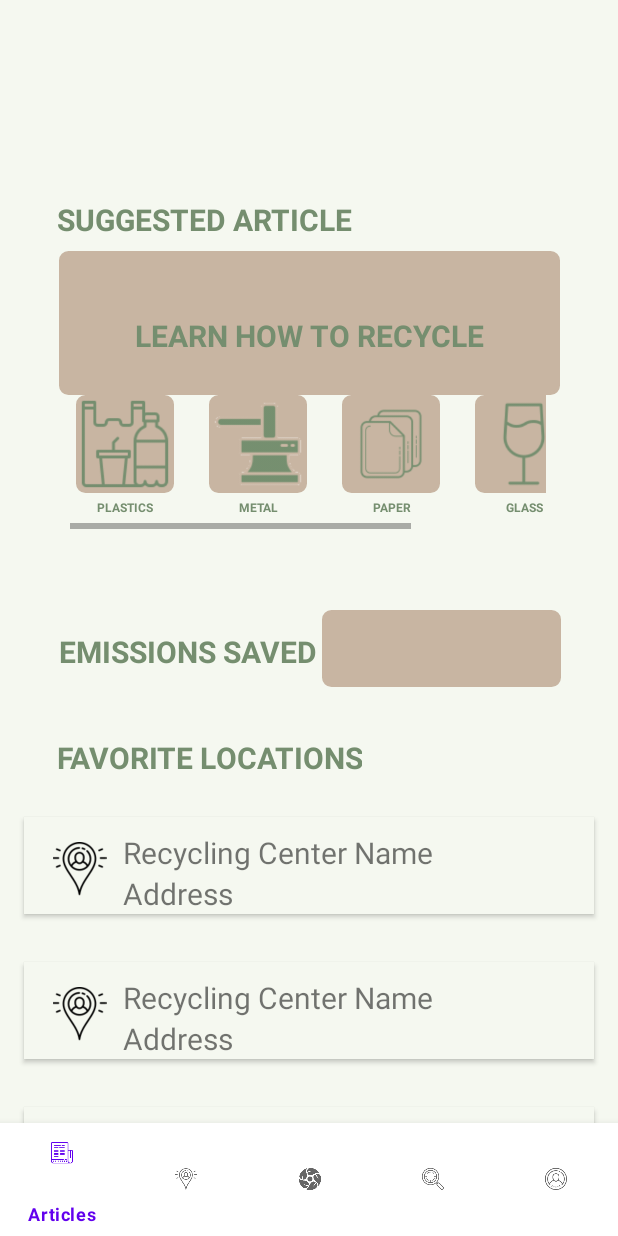
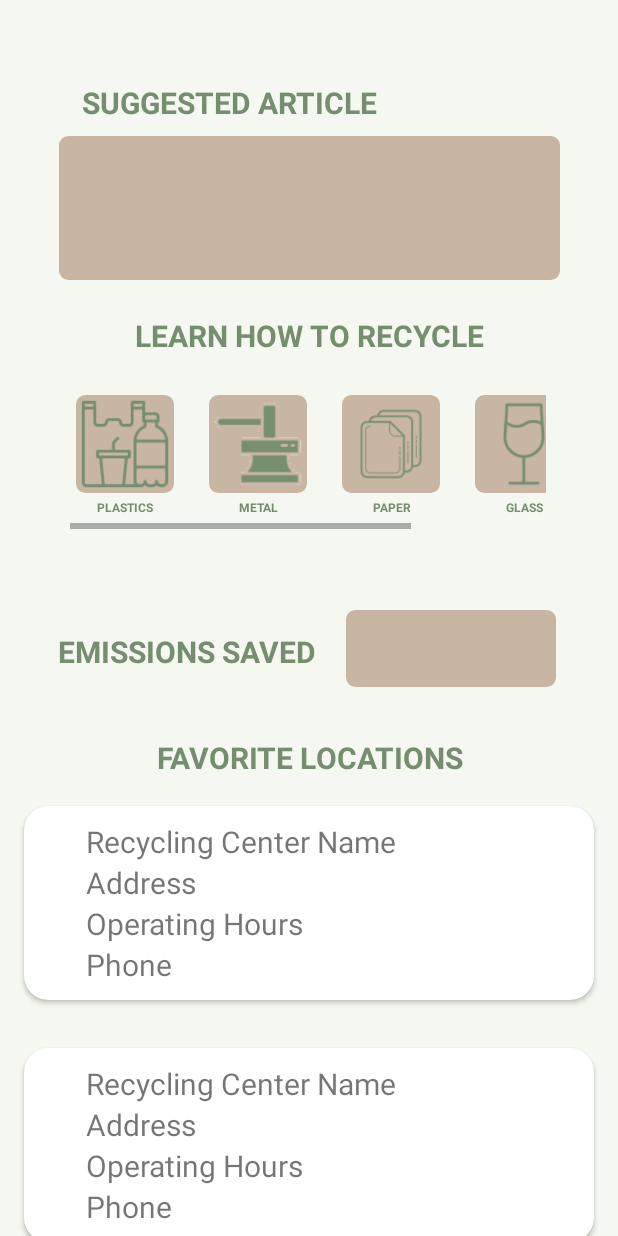
Before and after one commit to RedRito/CMPE133Project, an Android app: the layout fragment_homepage.xml on its own in the app's theme, with its tools: preview values and no code run, on a phone screen of 412 x 824 dp. Run offline under Robolectric (Android 15) with nearby library versions, the phone set to English and light mode, and no system bars.

Commit message:
removed binding

```diff
--- a/app/src/main/java/com/cmpe133/recycledex/HomeFragment.kt
+++ b/app/src/main/java/com/cmpe133/recycledex/HomeFragment.kt
@@ -4,6 +4,9 @@ import android.os.Bundle
 import android.view.LayoutInflater
 import android.view.View
 import android.view.ViewGroup
+import android.widget.ImageView
+import android.widget.TextView
+import androidx.cardview.widget.CardView
 import androidx.fragment.app.Fragment
 import androidx.recyclerview.widget.LinearLayoutManager
 import androidx.recyclerview.widget.RecyclerView
@@ -25,7 +28,7 @@ class HomeFragment : Fragment(R.layout.fragment_homepage) {
     private lateinit var auth: FirebaseAuth
     private lateinit var database: DatabaseReference
     private lateinit var favArrayList: ArrayList<Centers>
-    private lateinit var favoritecentersRecyclerView: RecyclerView
+    private lateinit var favcentersRecyclerView: RecyclerView
     private lateinit var bundle: Bundle
 
     private fun getUserFav(uid: String)
@@ -43,7 +46,7 @@ class HomeFragment : Fragment(R.layout.fragment_homepage) {
                         favArrayList.add(center!!)
                     }
                     val adapter = CentersFragmentAdapter(favArrayList)
-                    favoritecentersRecyclerView.adapter = adapter
+                    rcFavLocHome.adapter = adapter
                     adapter.setOnItemClickListener(object : CentersFragmentAdapter.onItemClickListener{
                         override fun onItemClick(position: Int) {
                             val rcname = favArrayList[position].name
@@ -83,8 +86,10 @@ class HomeFragment : Fragment(R.layout.fragment_homepage) {
         container: ViewGroup?,
         savedInstanceState: Bundle?
     ): View? {
-        val rootView: View = layoutInflater.inflate(R.layout.fragment_centers, container, false)
-        favoritecentersRecyclerView.layoutManager = LinearLayoutManager(context)
+        //val view = inflater!!.inflate(R.layout.fragment_profile, container, false)
+        val rootView: View = layoutInflater.inflate(R.layout.fragment_homepage, container, false)
+        favcentersRecyclerView = rootView.findViewById(R.id.rcFavLocHome)
+        favcentersRecyclerView.layoutManager = LinearLayoutManager(context)
         favArrayList = arrayListOf<Centers>()
         auth = FirebaseAuth.getInstance()
         bundle = Bundle()
@@ -96,43 +101,50 @@ class HomeFragment : Fragment(R.layout.fragment_homepage) {
 
         }
         //MUST USE onClicks in onCreateView, otherwise it will register as NULL after the onCreate!!
-        //
+
+        var learnto1: ImageView = rootView.findViewById(R.id.learnto1)
         learnto1.setOnClickListener {
             val transaction = requireActivity().supportFragmentManager.beginTransaction()
             transaction.replace(R.id.learnto1, PlasticsPageFragment())
             transaction.disallowAddToBackStack()
             transaction.commit()
         }
+        var learnto2: ImageView = rootView.findViewById(R.id.learnto2)
         learnto2.setOnClickListener {
             val transaction = requireActivity().supportFragmentManager.beginTransaction()
             transaction.replace(R.id.learnto2, MetalsPageFragment())
             transaction.disallowAddToBackStack()
             transaction.commit()
         }
+        var learnto3: ImageView = rootView.findViewById(R.id.learnto3)
         learnto3.setOnClickListener {
             val transaction = requireActivity().supportFragmentManager.beginTransaction()
             transaction.replace(R.id.learnto3, PaperPageFragment())
             transaction.disallowAddToBackStack()
             transaction.commit()
         }
+        var learnto4: ImageView = rootView.findViewById(R.id.learnto4)
         learnto4.setOnClickListener {
             val transaction = requireActivity().supportFragmentManager.beginTransaction()
             transaction.replace(R.id.learnto4, GlassPageFragment())
             transaction.disallowAddToBackStack()
             transaction.commit()
         }
+        var learnto5: ImageView = rootView.findViewById(R.id.learnto5)
         learnto5.setOnClickListener {
             val transaction = requireActivity().supportFragmentManager.beginTransaction()
             transaction.replace(R.id.learnto5, ElectronicsPageFragment())
             transaction.disallowAddToBackStack()
             transaction.commit()
         }
+        var articleBoxHomePage: View = rootView.findViewById(R.id.articleBoxHomePage)
         articleBoxHomePage.setOnClickListener {
             val transaction = requireActivity().supportFragmentManager.beginTransaction()
             transaction.replace(R.id.articleBoxHomePage, SearchingFragment())
             transaction.disallowAddToBackStack()
             transaction.commit()
         }
+        var calculationbox: View = rootView.findViewById(R.id.calculationbox)
         calculationbox.setOnClickListener {
             val transaction = requireActivity().supportFragmentManager.beginTransaction()
             transaction.replace(R.id.calculationbox, ProfileFragment())
--- a/app/src/main/res/layout/fragment_homepage.xml
+++ b/app/src/main/res/layout/fragment_homepage.xml
@@ -196,31 +196,20 @@
         </LinearLayout>
     </HorizontalScrollView>
 
-    <com.google.android.material.bottomnavigation.BottomNavigationView
-        android:id="@+id/bottomNavigationView"
-        android:layout_width="match_parent"
-        android:layout_height="75dp"
-        app:layout_constraintBottom_toBottomOf="parent"
-        app:layout_constraintEnd_toEndOf="parent"
-        app:layout_constraintHorizontal_bias="0.5"
-        app:layout_constraintStart_toStartOf="parent"
-        app:menu="@menu/nav_menu" />
-
     <TextView
         android:id="@+id/tv_suggestedArticle"
         android:layout_width="wrap_content"
         android:layout_height="wrap_content"
         android:layout_alignParentStart="true"
-        android:layout_marginBottom="664dp"
+        android:layout_marginBottom="128dp"
         android:fontFamily="sans-serif"
-        android:gravity="center_horizontal|center_vertical"
         android:text="@string/suggestedarticle"
         android:textColor="@color/mildishGreen"
         android:textStyle="bold"
-        app:layout_constraintBottom_toBottomOf="parent"
+        app:layout_constraintBottom_toTopOf="@+id/tv_recentsearch"
         app:layout_constraintEnd_toEndOf="parent"
-        app:layout_constraintHorizontal_bias="0.175"
-        app:layout_constraintStart_toStartOf="parent" />
+        app:layout_constraintHorizontal_bias="0.091"
+        app:layout_constraintStart_toStartOf="@+id/tv_calculation" />
 
     <View
         android:id="@+id/articleBoxHomePage"
@@ -235,6 +224,18 @@
         app:layout_constraintTop_toBottomOf="@+id/tv_suggestedArticle"
         app:layout_constraintVertical_bias="0.013" />
 
+    <!--<androidx.recyclerview.widget.RecyclerView
+        android:id="@+id/rvsearch"
+        android:layout_width="334dp"
+        android:layout_height="96dp"
+        app:layout_constraintBottom_toBottomOf="parent"
+        app:layout_constraintEnd_toEndOf="parent"
+        app:layout_constraintHorizontal_bias="0.491"
+        app:layout_constraintStart_toStartOf="parent"
+        app:layout_constraintTop_toBottomOf="@id/tv_suggestedArticle"
+        app:layout_constraintVertical_bias="0.0"
+        tools:listitem="@layout/fragment_articles" />
+-->
     <TextView
         android:id="@+id/tv_recentsearch"
         android:layout_width="wrap_content"
@@ -257,7 +258,6 @@
         android:layout_height="wrap_content"
         android:layout_alignParentStart="true"
         android:fontFamily="sans-serif"
-        android:gravity="center_horizontal|center_vertical"
         android:text="@string/emissionssaved"
         android:textColor="@color/mildishGreen"
         android:textStyle="bold"
@@ -270,7 +270,7 @@
 
     <View
         android:id="@+id/calculationbox"
-        android:layout_width="159dp"
+        android:layout_width="140dp"
         android:layout_height="51dp"
         android:background="@drawable/boxes"
         android:clickable="true"
@@ -285,52 +285,34 @@
         app:layout_constraintVertical_bias="0.526" />
 
     <TextView
-        android:id="@+id/tv_favoritelocation"
-        android:layout_width="wrap_content"
-        android:layout_height="wrap_content"
-        android:layout_alignParentStart="true"
-        android:fontFamily="sans-serif"
-        android:gravity="center_horizontal|center_vertical"
+        android:id="@+id/tvSuggestedRC"
         android:text="@string/favoritelocations"
+        android:layout_width="match_parent"
+        android:layout_height="30dp"
+        android:layout_marginTop="4dp"
+        android:textAlignment="center"
         android:textColor="@color/mildishGreen"
+        android:textSize="20sp"
         android:textStyle="bold"
         app:layout_constraintBottom_toBottomOf="parent"
         app:layout_constraintEnd_toEndOf="parent"
         app:layout_constraintHorizontal_bias="0.181"
         app:layout_constraintStart_toStartOf="parent"
         app:layout_constraintTop_toTopOf="parent"
-        app:layout_constraintVertical_bias="0.686" />
-
-    <TextView
-        android:id="@+id/favoritelocations"
-        android:layout_width="wrap_content"
-        android:layout_height="wrap_content"
-        android:layout_alignParentStart="true"
-        android:fontFamily="sans-serif"
-        android:gravity="center_horizontal|center_vertical"
-        android:text="@string/favoritelocations"
-        android:textColor="@color/mildishGreen"
-        android:textStyle="bold"
-        app:layout_constraintBottom_toBottomOf="parent"
-        app:layout_constraintEnd_toEndOf="parent"
-        app:layout_constraintHorizontal_bias="0.181"
-        app:layout_constraintStart_toStartOf="parent"
-        app:layout_constraintTop_toTopOf="parent"
-        app:layout_constraintVertical_bias="0.617" />
+        app:layout_constraintVertical_bias="0.617"
+        app:layout_constraintTop_toBottomOf="@+id/calculationbox" />
 
     <androidx.recyclerview.widget.RecyclerView
         android:id="@+id/rcFavLocHome"
         android:layout_width="match_parent"
-        android:layout_height="wrap_content"
-        android:nestedScrollingEnabled="false"
-        android:clipToPadding="false"
-        android:layout_marginTop="10dp"
+        android:layout_height="0dp"
+        android:layout_marginTop="0dp"
+        app:layout_constraintBottom_toBottomOf="parent"
         app:layout_constraintEnd_toEndOf="parent"
+        app:layout_constraintHorizontal_bias="0.0"
         app:layout_constraintStart_toStartOf="parent"
-        app:layout_constraintTop_toBottomOf="@id/favoritelocations"
-        tools:listitem="@layout/favorite_location_card"
-        />
-
+        app:layout_constraintTop_toBottomOf="@id/tvSuggestedRC"
+        tools:listitem="@layout/centers_card" />
 
 
 </androidx.constraintlayout.widget.ConstraintLayout>
--- a/app/src/main/res/values/strings.xml
+++ b/app/src/main/res/values/strings.xml
@@ -13,9 +13,6 @@
     <string name="learntorecycle"><font size="20">LEARN HOW TO RECYCLE</font></string>
     <string name="emissionssaved"><font size="20">EMISSIONS SAVED</font></string>
     <string name="favoritelocations"><font size="20">FAVORITE LOCATIONS</font></string>
-    <string name="favoritelocation1"><font size="20">LOCATION 1 HERE</font></string>
-    <string name="favoritelocation2"><font size="20">LOCATION 2 HERE</font></string>
-    <string name="favoritelocation3"><font size="20">LOCATION 3 HERE</font></string>
     <string name="dummy_button">Dummy Button</string>
     <string name="dummy_content">DUMMY\nCONTENT</string>
     <string name="logo">logo</string>
```
